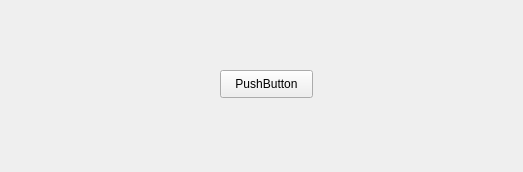
First picture: the form in NetworkDemo/src/ui/DownloadItemForm.ui, repository jizhitangjiang/NetworkDemo, before the edit.
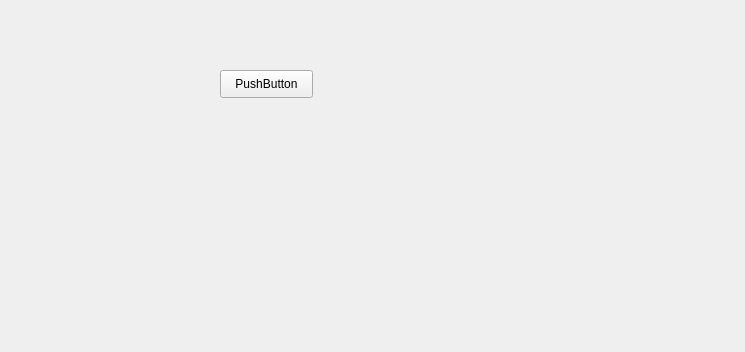
Second picture: the form after the edit.

Patch:
```diff
--- a/NetworkDemo/src/ui/DownloadItemForm.ui
+++ b/NetworkDemo/src/ui/DownloadItemForm.ui
@@ -6,8 +6,8 @@
    <rect>
     <x>0</x>
     <y>0</y>
-    <width>523</width>
-    <height>172</height>
+    <width>745</width>
+    <height>352</height>
    </rect>
   </property>
   <property name="windowTitle">
```
